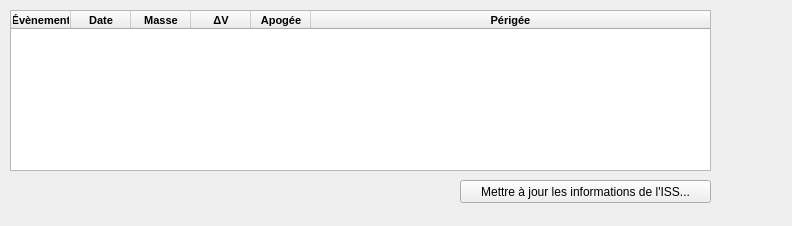
Old version of the form src/interface/onglets/donnees/informationsiss.ui in the repository mconsidine/previsat_archive.
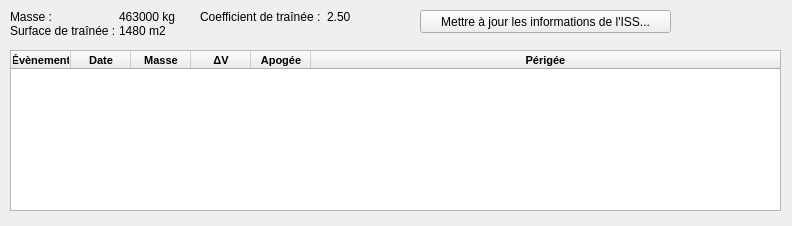
New version of the form.

Diff of the .ui file:
```diff
--- a/src/interface/onglets/donnees/informationsiss.ui
+++ b/src/interface/onglets/donnees/informationsiss.ui
@@ -17,8 +17,8 @@
    <property name="geometry">
     <rect>
      <x>10</x>
-     <y>10</y>
-     <width>701</width>
+     <y>50</y>
+     <width>771</width>
      <height>161</height>
     </rect>
    </property>
@@ -124,8 +124,8 @@
   <widget class="QPushButton" name="majManIss">
    <property name="geometry">
     <rect>
-     <x>460</x>
-     <y>180</y>
+     <x>420</x>
+     <y>10</y>
      <width>251</width>
      <height>23</height>
     </rect>
@@ -134,6 +134,78 @@
     <string>Mettre à jour les informations de l'ISS...</string>
    </property>
   </widget>
+  <widget class="QWidget" name="formLayoutWidget">
+   <property name="geometry">
+    <rect>
+     <x>10</x>
+     <y>10</y>
+     <width>176</width>
+     <height>41</height>
+    </rect>
+   </property>
+   <layout class="QFormLayout" name="formLayout_informationsISS1">
+    <property name="horizontalSpacing">
+     <number>3</number>
+    </property>
+    <property name="verticalSpacing">
+     <number>0</number>
+    </property>
+    <item row="0" column="0">
+     <widget class="QLabel" name="lbl_masseISS">
+      <property name="text">
+       <string>Masse :</string>
+      </property>
+     </widget>
+    </item>
+    <item row="0" column="1">
+     <widget class="QLabel" name="masseISS">
+      <property name="text">
+       <string>463000 kg</string>
+      </property>
+     </widget>
+    </item>
+    <item row="1" column="0">
+     <widget class="QLabel" name="lbl_surfaceTrainee">
+      <property name="text">
+       <string>Surface de traînée :</string>
+      </property>
+     </widget>
+    </item>
+    <item row="1" column="1">
+     <widget class="QLabel" name="surfaceTrainee">
+      <property name="text">
+       <string>1480 m2</string>
+      </property>
+     </widget>
+    </item>
+   </layout>
+  </widget>
+  <widget class="QWidget" name="formLayoutWidget_2">
+   <property name="geometry">
+    <rect>
+     <x>200</x>
+     <y>10</y>
+     <width>160</width>
+     <height>41</height>
+    </rect>
+   </property>
+   <layout class="QFormLayout" name="formLayout_informationsISS2">
+    <item row="0" column="0">
+     <widget class="QLabel" name="lbl_coefficientTrainee">
+      <property name="text">
+       <string>Coefficient de traînée :</string>
+      </property>
+     </widget>
+    </item>
+    <item row="0" column="1">
+     <widget class="QLabel" name="coefficientTrainee">
+      <property name="text">
+       <string>2.50</string>
+      </property>
+     </widget>
+    </item>
+   </layout>
+  </widget>
  </widget>
  <resources/>
  <connections/>
```
Left out of the diff: 4 changed lines with no effect on the pictures.
